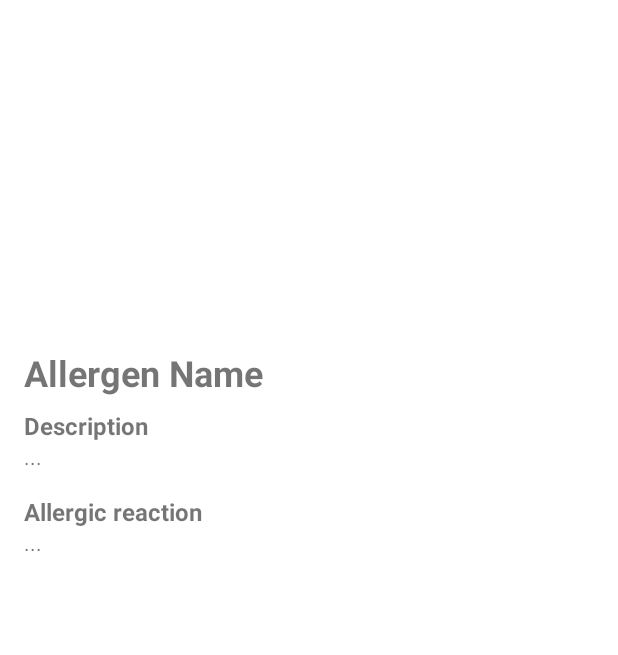
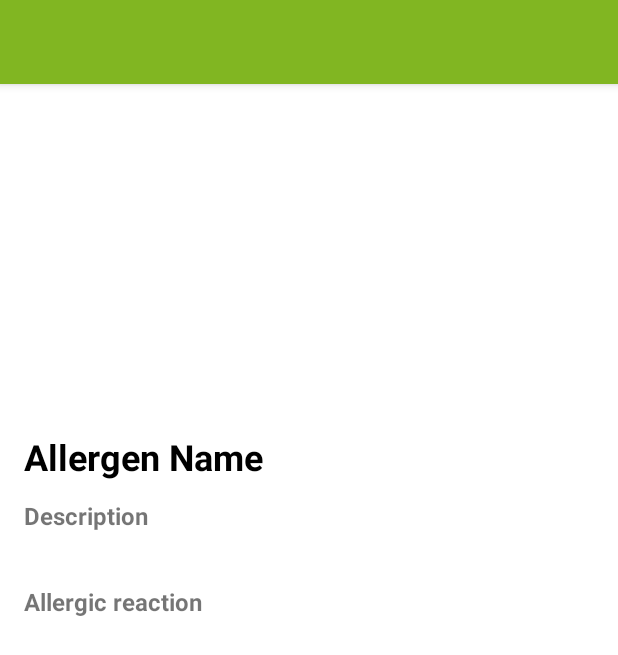
Before and after one commit to KarlisFTW/Sabalancec, an Android app: the AllergenDetailActivity screen opened directly, with no data from a screen before it, on a phone screen of 412 x 824 dp. Shown: the top 655 px of the screen. Run offline under Robolectric (Android 15) with nearby library versions, the phone set to English and light mode, and no system bars.

Commit message:
Allergen item detail screen

```diff
--- a/app/src/main/java/com/example/sabalancec/Activities/AllergenDetailActivity.kt
+++ b/app/src/main/java/com/example/sabalancec/Activities/AllergenDetailActivity.kt
@@ -4,6 +4,7 @@ import android.os.Bundle
 import android.widget.ImageView
 import android.widget.TextView
 import androidx.appcompat.app.AppCompatActivity
+import androidx.appcompat.widget.Toolbar
 import com.example.sabalancec.Data.Allergen
 import com.example.sabalancec.R
 
@@ -15,6 +16,16 @@ class AllergenDetailActivity : AppCompatActivity() {
 
         val allergen = intent.getParcelableExtra<Allergen>("allergen") ?: return
 
+        // Toolbar setup
+        val toolbar: Toolbar = findViewById(R.id.toolbar)
+        toolbar.title = allergen.name
+        setSupportActionBar(toolbar)
+        supportActionBar?.setDisplayHomeAsUpEnabled(true)
+        toolbar.setNavigationOnClickListener {
+            finish()
+        }
+
+        // Content setup
         val image = findViewById<ImageView>(R.id.img_allergen)
         val name = findViewById<TextView>(R.id.txt_name)
         val description = findViewById<TextView>(R.id.txt_description)
@@ -27,10 +38,10 @@ class AllergenDetailActivity : AppCompatActivity() {
     }
 
     private fun getDescriptionFor(allergen: Allergen): String {
-        return "This is a placeholder description for ${allergen.name}. Update this from API or local DB."
+        return "This is a placeholder description for ${allergen.name}."
     }
 
     private fun getReactionFor(allergen: Allergen): String {
-        return "Possible allergic reactions to ${allergen.name}. Replace with real data later."
+        return "This is a placeholder reaction for ${allergen.name}."
     }
 }
--- a/app/src/main/res/layout/allergen_item.xml
+++ b/app/src/main/res/layout/allergen_item.xml
@@ -7,12 +7,12 @@
     android:layout_margin="8dp"
     android:elevation="2dp">
 
+
     <ImageView
         android:id="@+id/img_allergen"
         android:layout_width="match_parent"
         android:layout_height="100dp"
         android:scaleType="centerCrop"
-
         android:clipToOutline="true" />
 
     <TextView
--- a/app/src/main/res/layout/fragment_allergen_detail.xml
+++ b/app/src/main/res/layout/fragment_allergen_detail.xml
@@ -1,4 +1,20 @@
-<ScrollView xmlns:android="http://schemas.android.com/apk/res/android"
+<?xml version="1.0" encoding="utf-8"?>
+<LinearLayout
+    xmlns:android="http://schemas.android.com/apk/res/android"
+    android:layout_width="match_parent"
+    android:layout_height="match_parent"
+    android:orientation="vertical"
+    android:fitsSystemWindows="true">
+
+    <androidx.appcompat.widget.Toolbar
+        android:id="@+id/toolbar"
+        android:layout_width="match_parent"
+        android:layout_height="?attr/actionBarSize"
+        android:background="@color/lime_green"
+        android:titleTextColor="@android:color/white"
+        android:elevation="4dp" />
+
+    <ScrollView
         android:layout_width="match_parent"
         android:layout_height="match_parent"
         android:padding="16dp">
@@ -6,23 +22,26 @@
         <LinearLayout
             android:layout_width="match_parent"
             android:layout_height="wrap_content"
-        android:orientation="vertical">
+            android:orientation="vertical"
+            android:elevation="2dp">
 
             <ImageView
                 android:id="@+id/img_allergen"
                 android:layout_width="match_parent"
                 android:layout_height="200dp"
                 android:scaleType="centerCrop"
+                android:clipToOutline="true"
                 android:layout_marginBottom="16dp" />
 
             <TextView
                 android:id="@+id/txt_name"
                 android:layout_width="wrap_content"
                 android:layout_height="wrap_content"
+                android:text="Allergen Name"
                 android:textStyle="bold"
                 android:textSize="24sp"
-            android:text="Allergen Name"
-            android:layout_marginBottom="8dp" />
+                android:textColor="@android:color/black"
+                android:layout_marginBottom="12dp" />
 
             <TextView
                 android:text="Description"
@@ -35,7 +54,7 @@
                 android:id="@+id/txt_description"
                 android:layout_width="match_parent"
                 android:layout_height="wrap_content"
-            android:text="..."
+                android:textSize="14sp"
                 android:layout_marginBottom="16dp" />
 
             <TextView
@@ -49,6 +68,7 @@
                 android:id="@+id/txt_reaction"
                 android:layout_width="match_parent"
                 android:layout_height="wrap_content"
-            android:text="..." />
+                android:textSize="14sp" />
         </LinearLayout>
     </ScrollView>
+</LinearLayout>
```
Lines whose indentation alone changed are shown as unchanged.
